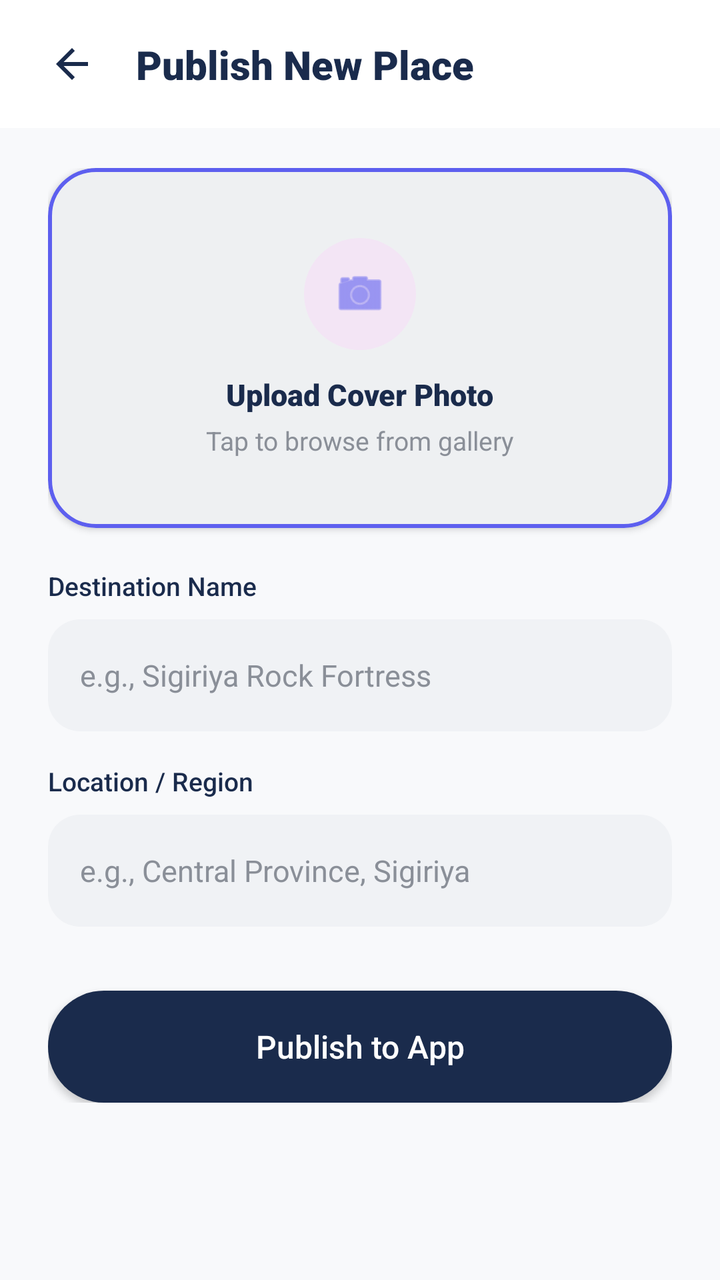
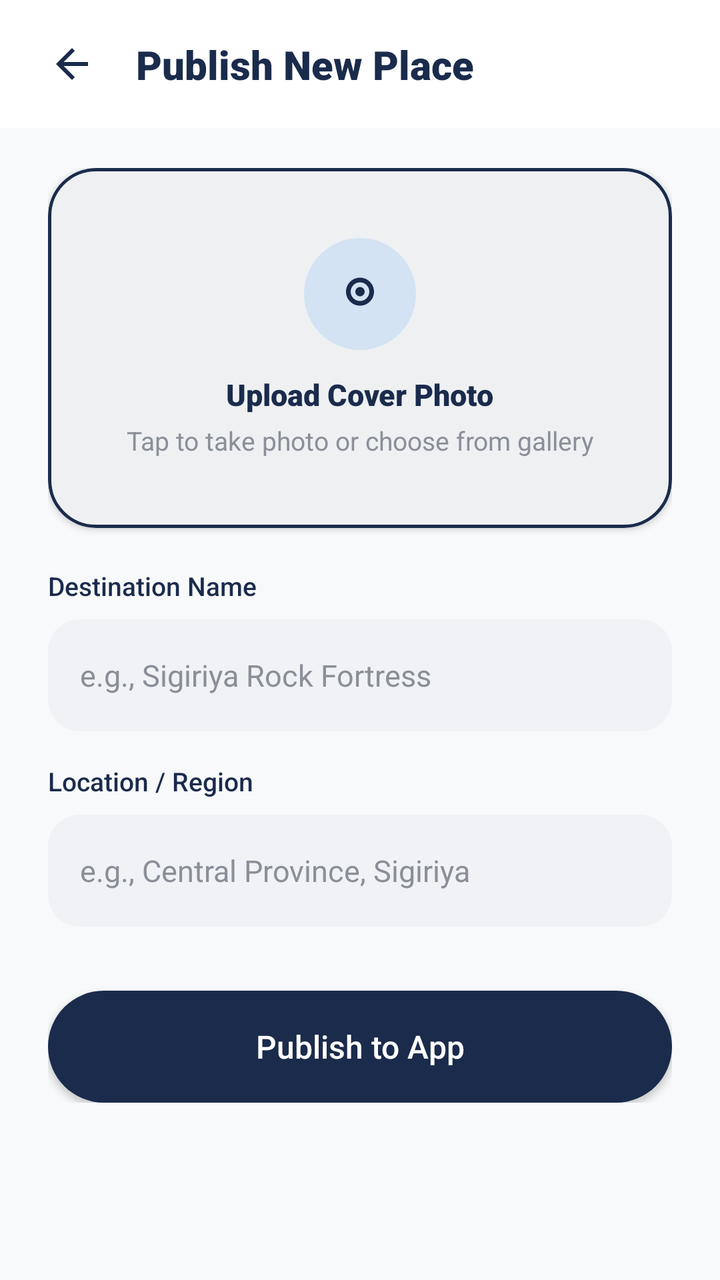

Two renders of the same Android screen: before a commit and after it. Below are the layout's source before the change and the commit's diff.
<!-- AndroidManifest.xml: application theme Theme.LankaGo -->
<!-- res/layout/admin_add_destination.xml -->
<?xml version="1.0" encoding="utf-8"?>
<androidx.constraintlayout.widget.ConstraintLayout
    xmlns:android="http://schemas.android.com/apk/res/android"
    xmlns:app="http://schemas.android.com/apk/res-auto"
    xmlns:tools="http://schemas.android.com/tools"
    android:layout_width="match_parent"
    android:layout_height="match_parent"
    android:background="#F8F9FB"
    tools:context=".fragments.admin.AdminAddDestinationFragment">

    
    <androidx.constraintlayout.widget.ConstraintLayout
        android:id="@+id/top_bar_add"
        android:layout_width="0dp"
        android:layout_height="64dp"
        android:background="#FFFFFF"
        android:paddingHorizontal="16dp"
        app:layout_constraintEnd_toEndOf="parent"
        app:layout_constraintStart_toStartOf="parent"
        app:layout_constraintTop_toTopOf="parent">

        <ImageView
            android:id="@+id/btn_back"
            android:layout_width="40dp"
            android:layout_height="40dp"
            android:background="@drawable/bg_white_circle"
            android:clickable="true"
            android:contentDescription="Back"
            android:focusable="true"
            android:padding="8dp"
            android:src="@drawable/ic_arrow_back"
            app:layout_constraintBottom_toBottomOf="parent"
            app:layout_constraintStart_toStartOf="parent"
            app:layout_constraintTop_toTopOf="parent"
            app:tint="#1A2B4C" />

        <TextView
            android:layout_width="wrap_content"
            android:layout_height="wrap_content"
            android:layout_marginStart="12dp"
            android:fontFamily="sans-serif-black"
            android:text="Publish New Place"
            android:textColor="#1A2B4C"
            android:textSize="20sp"
            app:layout_constraintBottom_toBottomOf="parent"
            app:layout_constraintStart_toEndOf="@id/btn_back"
            app:layout_constraintTop_toTopOf="parent" />

    </androidx.constraintlayout.widget.ConstraintLayout>

    
    <androidx.core.widget.NestedScrollView
        android:layout_width="0dp"
        android:layout_height="0dp"
        android:clipToPadding="false"
        app:layout_constraintBottom_toBottomOf="parent"
        app:layout_constraintEnd_toEndOf="parent"
        app:layout_constraintStart_toStartOf="parent"
        app:layout_constraintTop_toBottomOf="@id/top_bar_add">

        <LinearLayout
            android:layout_width="match_parent"
            android:layout_height="wrap_content"
            android:orientation="vertical"
            android:paddingHorizontal="24dp"
            android:paddingTop="20dp"
            android:paddingBottom="40dp">

            
            <com.google.android.material.card.MaterialCardView
                android:layout_width="match_parent"
                android:layout_height="180dp"
                app:cardBackgroundColor="#FFFFFF"
                app:cardCornerRadius="24dp"
                app:cardElevation="2dp"
                app:strokeColor="#5D5FEF"
                app:strokeWidth="2dp">

                <LinearLayout
                    android:layout_width="match_parent"
                    android:layout_height="match_parent"
                    android:gravity="center"
                    android:orientation="vertical">

                    <FrameLayout
                        android:layout_width="56dp"
                        android:layout_height="56dp"
                        android:background="@drawable/bg_circle_purple">

                        <ImageView
                            android:layout_width="28dp"
                            android:layout_height="28dp"
                            android:layout_gravity="center"
                            android:contentDescription="Camera"
                            android:src="@android:drawable/ic_menu_camera"
                            app:tint="#5D5FEF" />
                    </FrameLayout>

                    <TextView
                        android:layout_width="wrap_content"
                        android:layout_height="wrap_content"
                        android:layout_marginTop="12dp"
                        android:fontFamily="sans-serif-black"
                        android:text="Upload Cover Photo"
                        android:textColor="#1A2B4C"
                        android:textSize="15sp" />

                    <TextView
                        android:layout_width="wrap_content"
                        android:layout_height="wrap_content"
                        android:layout_marginTop="4dp"
                        android:fontFamily="sans-serif"
                        android:text="Tap to browse from gallery"
                        android:textColor="#8A8F98"
                        android:textSize="13sp" />
                </LinearLayout>
            </com.google.android.material.card.MaterialCardView>

            
            <TextView
                android:layout_width="wrap_content"
                android:layout_height="wrap_content"
                android:layout_marginTop="20dp"
                android:fontFamily="sans-serif-medium"
                android:text="Destination Name"
                android:textColor="#1A2B4C"
                android:textSize="13sp" />

            <EditText
                android:id="@+id/et_dest_name"
                android:layout_width="match_parent"
                android:layout_height="56dp"
                android:layout_marginTop="8dp"
                android:autofillHints="name"
                android:background="@drawable/bg_input"
                android:fontFamily="sans-serif"
                android:hint="e.g., Sigiriya Rock Fortress"
                android:inputType="textCapWords"
                android:paddingHorizontal="16dp"
                android:textColor="#1A2B4C"
                android:textColorHint="#8A8F98"
                android:textSize="15sp" />

            
            <TextView
                android:layout_width="wrap_content"
                android:layout_height="wrap_content"
                android:layout_marginTop="16dp"
                android:fontFamily="sans-serif-medium"
                android:text="Location / Region"
                android:textColor="#1A2B4C"
                android:textSize="13sp" />

            <EditText
                android:id="@+id/et_dest_location"
                android:layout_width="match_parent"
                android:layout_height="56dp"
                android:layout_marginTop="8dp"
                android:autofillHints="address"
                android:background="@drawable/bg_input"
                android:fontFamily="sans-serif"
                android:hint="e.g., Central Province, Sigiriya"
                android:inputType="textPostalAddress"
                android:paddingHorizontal="16dp"
                android:textColor="#1A2B4C"
                android:textColorHint="#8A8F98"
                android:textSize="15sp" />

            
            <androidx.appcompat.widget.AppCompatButton
                android:id="@+id/btn_publish_destination"
                android:layout_width="match_parent"
                android:layout_height="56dp"
                android:layout_marginTop="32dp"
                android:background="@drawable/button_primary"
                android:fontFamily="sans-serif-medium"
                android:text="Publish to App"
                android:textAllCaps="false"
                android:textColor="#FFFFFF"
                android:textSize="16sp" />

        </LinearLayout>
    </androidx.core.widget.NestedScrollView>

</androidx.constraintlayout.widget.ConstraintLayout>
<!-- resources referenced by this layout -->
<resources>
  <!-- drawable bg_circle_purple (drawable) -->
  <?xml version="1.0" encoding="utf-8"?>
  <shape xmlns:android="http://schemas.android.com/apk/res/android"
      android:shape="oval">
      <solid android:color="#F3E5F5"/>
  </shape>
  <!-- drawable bg_input (drawable) -->
  <?xml version="1.0" encoding="utf-8"?>
  <shape xmlns:android="http://schemas.android.com/apk/res/android" android:shape="rectangle">
      <solid android:color="#F0F2F5"/>
      <corners android:radius="16dp"/>
  </shape>
  <!-- drawable bg_white_circle (drawable) -->
  <?xml version="1.0" encoding="utf-8"?>
  <shape xmlns:android="http://schemas.android.com/apk/res/android"
      android:shape="oval">
      <solid android:color="#FFFFFF"/>
  </shape>
  <!-- drawable button_primary (drawable) -->
  <?xml version="1.0" encoding="utf-8"?>
  <shape xmlns:android="http://schemas.android.com/apk/res/android" android:shape="rectangle">
      <solid android:color="#1A2B4C"/>
      <corners android:radius="50dp"/>
  </shape>
  <!-- drawable ic_arrow_back (drawable) -->
  <vector xmlns:android="http://schemas.android.com/apk/res/android"
      android:width="24dp"
      android:height="24dp"
      android:viewportWidth="24.0"
      android:viewportHeight="24.0">
      <path
          android:fillColor="#1A2B4C"
          android:pathData="M20,11H7.83l5.59-5.59L12,4l-8,8 8,8 1.41-1.41L7.83,13H20v-2z"/>
  </vector>
  <style name="Theme.LankaGo" parent="Base.Theme.LankaGo" />
  <color name="primary">#1A2B4C</color>
  <color name="on_primary">#FFFFFF</color>
  <color name="primary_container">#E6EEF8</color>
  <color name="on_primary_container">#0D192E</color>
  <color name="secondary">#F59E0B</color>
  <color name="on_secondary">#FFFFFF</color>
  <color name="secondary_container">#FEF3C7</color>
  <color name="on_secondary_container">#78350F</color>
  <color name="background_primary">#F8F9FA</color>
  <color name="surface_card">#FFFFFF</color>
  <color name="text_primary">#1A2B4C</color>
  <color name="surface_variant">#F1F5F9</color>
  <color name="text_secondary">#64748B</color>
  <color name="border">#E2E8F0</color>
  <style name="Widget.LankaGo.Button" parent="Widget.Material3.Button">
          <item name="backgroundTint">@color/primary</item>
          <item name="android:textColor">@color/on_primary</item>
          <item name="cornerRadius">12dp</item>
      </style>
  <style name="Widget.LankaGo.FloatingActionButton" parent="Widget.Material3.FloatingActionButton.Primary">
          <item name="backgroundTint">@color/secondary</item>
          <item name="tint">@color/on_secondary</item>
      </style>
  <style name="Widget.LankaGo.BottomNavigationView" parent="Widget.Material3.BottomNavigationView">
          <item name="backgroundTint">@color/surface_card</item>
          <item name="itemIconTint">@color/primary</item>
          <item name="itemTextColor">@color/primary</item>
          <item name="itemActiveIndicatorStyle">@style/Widget.LankaGo.ActiveIndicator</item>
      </style>
  <style name="Widget.LankaGo.ActiveIndicator" parent="Widget.Material3.BottomNavigationView.ActiveIndicator">
          <item name="android:color">@color/primary_container</item>
      </style>
  <!-- unchanged entries left out for length: 1 -->
</resources>

<!-- the commit's change to res/layout/admin_add_destination.xml (unified diff, before → after) -->
@@ -68,52 +68,85 @@
 
             
             <com.google.android.material.card.MaterialCardView
+                android:id="@+id/card_upload_destination_photo"
                 android:layout_width="match_parent"
                 android:layout_height="180dp"
+                android:clickable="true"
+                android:focusable="true"
+                android:foreground="?android:attr/selectableItemBackground"
                 app:cardBackgroundColor="#FFFFFF"
                 app:cardCornerRadius="24dp"
                 app:cardElevation="2dp"
-                app:strokeColor="#5D5FEF"
-                app:strokeWidth="2dp">
-
-                <LinearLayout
+                app:strokeColor="#1A2B4C"
+                app:strokeWidth="1.5dp">
+
+                <FrameLayout
                     android:layout_width="match_parent"
-                    android:layout_height="match_parent"
-                    android:gravity="center"
-                    android:orientation="vertical">
-
-                    <FrameLayout
-                        android:layout_width="56dp"
-                        android:layout_height="56dp"
-                        android:background="@drawable/bg_circle_purple">
-
-                        <ImageView
-                            android:layout_width="28dp"
-                            android:layout_height="28dp"
-                            android:layout_gravity="center"
-                            android:contentDescription="Camera"
-                            android:src="@android:drawable/ic_menu_camera"
-                            app:tint="#5D5FEF" />
-                    </FrameLayout>
+                    android:layout_height="match_parent">
+
+                    <LinearLayout
+                        android:id="@+id/layout_dest_placeholder"
+                        android:layout_width="match_parent"
+                        android:layout_height="match_parent"
+                        android:gravity="center"
+                        android:orientation="vertical">
+
+                        <FrameLayout
+                            android:layout_width="56dp"
+                            android:layout_height="56dp"
+                            android:background="@drawable/bg_circle_avatar">
+
+                            <ImageView
+                                android:layout_width="28dp"
+                                android:layout_height="28dp"
+                                android:layout_gravity="center"
+                                android:contentDescription="Camera"
+                                android:src="@drawable/ic_camera"
+                                app:tint="#1A2B4C" />
+                        </FrameLayout>
+
+                        <TextView
+                            android:layout_width="wrap_content"
+                            android:layout_height="wrap_content"
+                            android:layout_marginTop="12dp"
+                            android:fontFamily="sans-serif-black"
+                            android:text="Upload Cover Photo"
+                            android:textColor="#1A2B4C"
+                            android:textSize="15sp" />
+
+                        <TextView
+                            android:layout_width="wrap_content"
+                            android:layout_height="wrap_content"
+                            android:layout_marginTop="4dp"
+                            android:fontFamily="sans-serif"
+                            android:text="Tap to take photo or choose from gallery"
+                            android:textColor="#8A8F98"
+                            android:textSize="13sp" />
+                    </LinearLayout>
+
+                    <ImageView
+                        android:id="@+id/iv_dest_cover_preview"
+                        android:layout_width="match_parent"
+                        android:layout_height="match_parent"
+                        android:scaleType="centerCrop"
+                        android:visibility="gone"
+                        android:contentDescription="Cover Preview" />
 
                     <TextView
+                        android:id="@+id/tv_dest_retake_badge"
                         android:layout_width="wrap_content"
                         android:layout_height="wrap_content"
-                        android:layout_marginTop="12dp"
-                        android:fontFamily="sans-serif-black"
-                        android:text="Upload Cover Photo"
-                        android:textColor="#1A2B4C"
-                        android:textSize="15sp" />
-
-                    <TextView
-                        android:layout_width="wrap_content"
-                        android:layout_height="wrap_content"
-                        android:layout_marginTop="4dp"
-                        android:fontFamily="sans-serif"
-                        android:text="Tap to browse from gallery"
-                        android:textColor="#8A8F98"
-                        android:textSize="13sp" />
-                </LinearLayout>
+                        android:layout_gravity="bottom|end"
+                        android:layout_margin="12dp"
+                        android:background="#B31A2B4C"
+                        android:fontFamily="sans-serif-medium"
+                        android:paddingHorizontal="10dp"
+                        android:paddingVertical="5dp"
+                        android:text="Change Photo"
+                        android:textColor="#FFFFFF"
+                        android:textSize="12sp"
+                        android:visibility="gone" />
+                </FrameLayout>
             </com.google.android.material.card.MaterialCardView>
 
             
<!-- resource entries referenced after the edit -->
@@ -1,10 +1,10 @@
 <!-- resources referenced by this layout -->
 <resources>
-  <!-- drawable bg_circle_purple (drawable) -->
+  <!-- drawable bg_circle_avatar (drawable) -->
   <?xml version="1.0" encoding="utf-8"?>
   <shape xmlns:android="http://schemas.android.com/apk/res/android"
       android:shape="oval">
-      <solid android:color="#F3E5F5"/>
+      <solid android:color="#D3E3F3" />
   </shape>
   <!-- drawable bg_input (drawable) -->
   <?xml version="1.0" encoding="utf-8"?>
@@ -33,6 +33,16 @@
       <path
           android:fillColor="#1A2B4C"
           android:pathData="M20,11H7.83l5.59-5.59L12,4l-8,8 8,8 1.41-1.41L7.83,13H20v-2z"/>
+  </vector>
+  <!-- drawable ic_camera (drawable) -->
+  <vector xmlns:android="http://schemas.android.com/apk/res/android"
+      android:width="24dp"
+      android:height="24dp"
+      android:viewportWidth="24"
+      android:viewportHeight="24">
+      <path
+          android:fillColor="#1A2B4C"
+          android:pathData="M12,9c1.1,0 2,0.9 2,2s-0.9,2 -2,2 -2,-0.9 -2,-2 0.9,-2 2,-2m0,-2c-2.21,0 -4,1.79 -4,4s1.79,4 4,4 4,-1.79 4,-4 -1.79,-4 -4,-4zm0,10c-3.31,0 -6,-2.69 -6,-6s2.69,-6 6,-6 6,2.69 6,6 -2.69,6 -6,6z"/>
   </vector>
   <style name="Theme.LankaGo" parent="Base.Theme.LankaGo" />
   <color name="primary">#1A2B4C</color>
